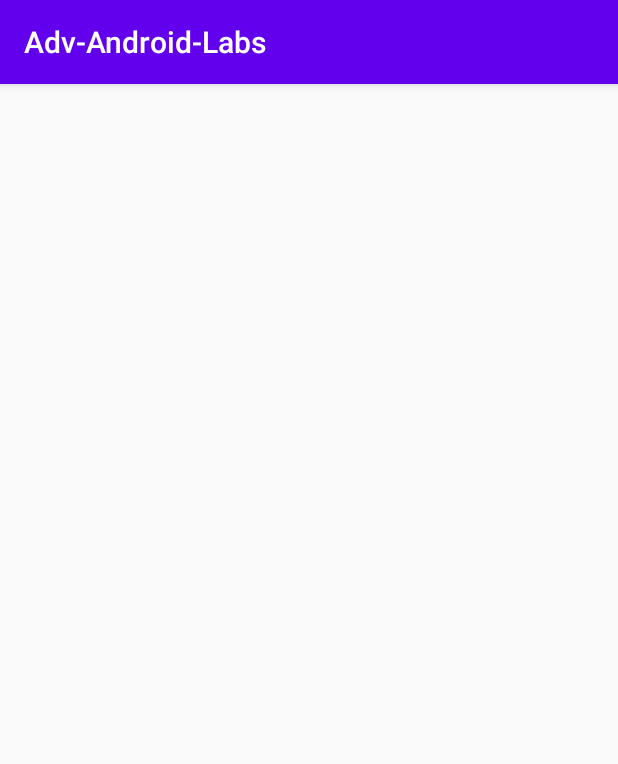
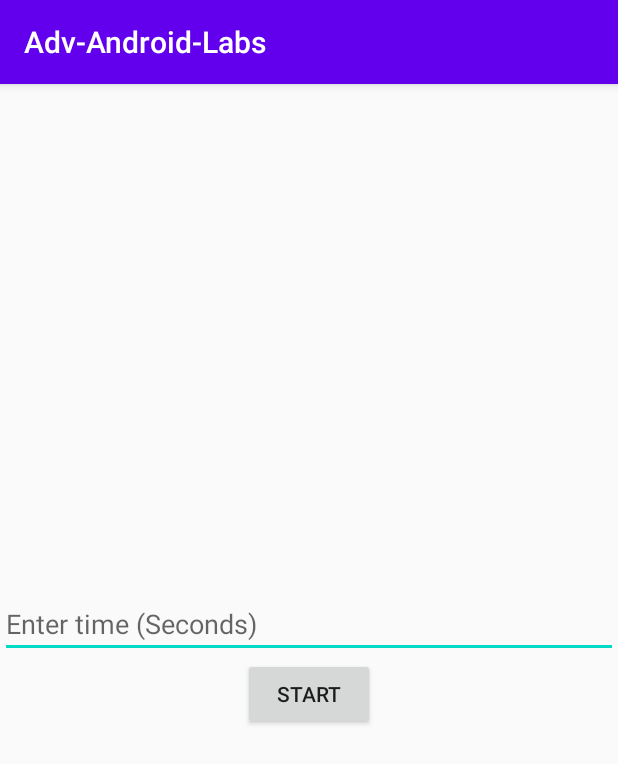
Before and after one commit to pbenipal61/Adv-Android-Labs, an Android app: the Lab3_4 screen opened directly, with no data from a screen before it, on a phone screen of 412 x 824 dp. Shown: the top 764 px of the screen. Run offline under Robolectric (Android 15) with nearby library versions, the phone set to English and light mode, and no system bars.

Commit message:
Layout bug fixes

```diff
--- a/app/src/main/java/com/postmaninteractive/adv_android_labs/Lab3/Lab3_4.java
+++ b/app/src/main/java/com/postmaninteractive/adv_android_labs/Lab3/Lab3_4.java
@@ -2,6 +2,9 @@ package com.postmaninteractive.adv_android_labs.Lab3;
 
 import android.support.v7.app.AppCompatActivity;
 import android.os.Bundle;
+import android.view.View;
+import android.widget.Button;
+import android.widget.EditText;
 
 import com.postmaninteractive.adv_android_labs.R;
 
@@ -11,5 +14,14 @@ public class Lab3_4 extends AppCompatActivity {
     protected void onCreate(Bundle savedInstanceState) {
         super.onCreate(savedInstanceState);
         setContentView(R.layout.activity_lab3_4);
+
+        EditText editText = (EditText) findViewById(R.id.editText);
+        Button startTimerButton = (Button) findViewById(R.id.startTimerButton);
+        startTimerButton.setOnClickListener(new View.OnClickListener() {
+            @Override
+            public void onClick(View view) {
+
+            }
+        });
     }
 }
--- a/app/src/main/java/com/postmaninteractive/adv_android_labs/MainActivity.java
+++ b/app/src/main/java/com/postmaninteractive/adv_android_labs/MainActivity.java
@@ -76,7 +76,7 @@ public class MainActivity extends AppCompatActivity {
         });
 
         Button lab34 = (Button) findViewById(R.id.lab_3_4);
-        lab33.setOnClickListener(new View.OnClickListener() {
+        lab34.setOnClickListener(new View.OnClickListener() {
             @Override
             public void onClick(View view) {
                 Intent intent = new Intent(getApplicationContext(), Lab3_4.class);
--- a/app/src/main/res/layout/activity_lab3_4.xml
+++ b/app/src/main/res/layout/activity_lab3_4.xml
@@ -6,4 +6,38 @@
     android:layout_height="match_parent"
     tools:context=".Lab3.Lab3_4">
 
+    <LinearLayout
+        android:layout_width="match_parent"
+        android:layout_height="wrap_content"
+        android:orientation="vertical"
+        app:layout_constraintBottom_toBottomOf="parent"
+        app:layout_constraintEnd_toEndOf="parent"
+        app:layout_constraintStart_toStartOf="parent"
+        app:layout_constraintTop_toTopOf="parent">
+
+        <EditText
+            android:id="@+id/editText"
+            android:layout_width="match_parent"
+            android:layout_height="wrap_content"
+            android:hint="Enter time (Seconds)"
+            android:inputType="number"
+            app:layout_constraintBottom_toTopOf="@+id/startTimerButton"
+            app:layout_constraintEnd_toEndOf="parent"
+            app:layout_constraintStart_toStartOf="parent"
+            app:layout_constraintTop_toTopOf="parent" />
+
+        <Button
+            android:layout_gravity="center_horizontal"
+            android:id="@+id/startTimerButton"
+            android:layout_width="wrap_content"
+            android:layout_height="wrap_content"
+            android:text="START"
+            app:layout_constraintBottom_toBottomOf="parent"
+            app:layout_constraintEnd_toEndOf="parent"
+            app:layout_constraintStart_toStartOf="parent" />
+
+    </LinearLayout>
+
+
+
 </android.support.constraint.ConstraintLayout>
```
